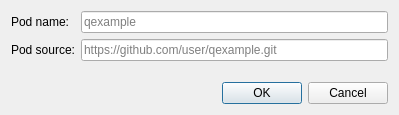
First picture: the form in qt-pods-gui/poddialog.ui, repository qt-pods/qt-pods, before the edit.
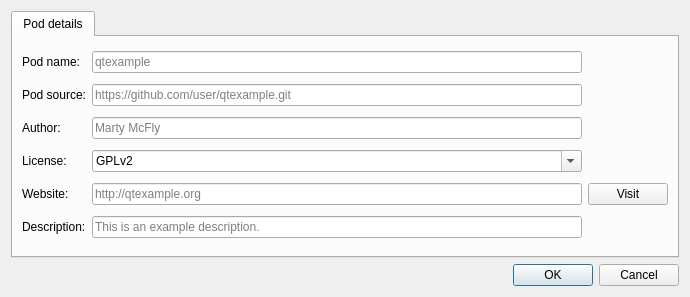
Second picture: the form after the edit. Icons and pictures are not drawn.

Commit message: Extended pod dialog. Open dialog on double click on item.

Diff of the .ui file:
```diff
--- a/qt-pods-gui/poddialog.ui
+++ b/qt-pods-gui/poddialog.ui
@@ -6,14 +6,14 @@
    <rect>
     <x>0</x>
     <y>0</y>
-    <width>399</width>
-    <height>115</height>
+    <width>690</width>
+    <height>297</height>
    </rect>
   </property>
   <property name="maximumSize">
    <size>
     <width>16777215</width>
-    <height>115</height>
+    <height>297</height>
    </size>
   </property>
   <property name="windowTitle">
@@ -25,18 +25,33 @@
   </property>
   <layout class="QVBoxLayout" name="verticalLayout">
    <item>
-    <layout class="QFormLayout" name="formLayout">
-     <item row="0" column="0">
-      <widget class="QLabel" name="label">
-       <property name="text">
-        <string>Pod name:</string>
-       </property>
-      </widget>
-     </item>
-     <item row="0" column="1">
+    <widget class="QTabWidget" name="tabWidgetPod">
+     <property name="currentIndex">
+      <number>0</number>
+     </property>
+     <widget class="QWidget" name="tabPodDetails">
+      <attribute name="title">
+       <string>Pod details</string>
+      </attribute>
+      <layout class="QGridLayout" name="gridLayout">
+       <item row="2" column="2">
+        <widget class="QLineEdit" name="lineEditAuthor">
+         <property name="placeholderText">
+          <string>Marty McFly</string>
+         </property>
+        </widget>
+       </item>
+       <item row="1" column="2">
+        <widget class="QLineEdit" name="lineEditPodUrl">
+         <property name="placeholderText">
+          <string>https://github.com/user/qtexample.git</string>
+         </property>
+        </widget>
+       </item>
+       <item row="0" column="2">
       <widget class="QLineEdit" name="lineEditPodName">
        <property name="placeholderText">
-        <string>qexample</string>
+          <string>qtexample</string>
        </property>
       </widget>
      </item>
@@ -47,14 +62,125 @@
        </property>
       </widget>
      </item>
-     <item row="1" column="1">
-      <widget class="QLineEdit" name="lineEditPodUrl">
+       <item row="0" column="0">
+        <widget class="QLabel" name="label">
+         <property name="text">
+          <string>Pod name:</string>
+         </property>
+        </widget>
+       </item>
+       <item row="4" column="0">
+        <widget class="QLabel" name="label_5">
+         <property name="text">
+          <string>Website:</string>
+         </property>
+        </widget>
+       </item>
+       <item row="5" column="0">
+        <widget class="QLabel" name="label_6">
+         <property name="text">
+          <string>Description:</string>
+         </property>
+        </widget>
+       </item>
+       <item row="3" column="2">
+        <widget class="QComboBox" name="comboBoxLicense">
+         <property name="editable">
+          <bool>true</bool>
+         </property>
+         <property name="currentText">
+          <string>GPLv2</string>
+         </property>
+         <item>
+          <property name="text">
+           <string>GPLv2</string>
+          </property>
+         </item>
+         <item>
+          <property name="text">
+           <string>GPLv3</string>
+          </property>
+         </item>
+         <item>
+          <property name="text">
+           <string>LGPLv2</string>
+          </property>
+         </item>
+         <item>
+          <property name="text">
+           <string>LGPLv2.1</string>
+          </property>
+         </item>
+         <item>
+          <property name="text">
+           <string>LGPLv3</string>
+          </property>
+         </item>
+         <item>
+          <property name="text">
+           <string>AGPLv3</string>
+          </property>
+         </item>
+         <item>
+          <property name="text">
+           <string>BSD</string>
+          </property>
+         </item>
+         <item>
+          <property name="text">
+           <string>BSD-like</string>
+          </property>
+         </item>
+         <item>
+          <property name="text">
+           <string>MIT</string>
+          </property>
+         </item>
+         <item>
+          <property name="text">
+           <string>MIT-like</string>
+          </property>
+         </item>
+        </widget>
+       </item>
+       <item row="2" column="0">
+        <widget class="QLabel" name="label_3">
+         <property name="text">
+          <string>Author:</string>
+         </property>
+        </widget>
+       </item>
+       <item row="4" column="2">
+        <widget class="QLineEdit" name="lineEditWebsite">
        <property name="placeholderText">
-        <string>https://github.com/user/qexample.git</string>
+          <string>http://qtexample.org</string>
+         </property>
+        </widget>
+       </item>
+       <item row="3" column="0">
+        <widget class="QLabel" name="label_4">
+         <property name="text">
+          <string>License:</string>
+         </property>
+        </widget>
+       </item>
+       <item row="5" column="2">
+        <widget class="QLineEdit" name="lineEditDescription">
+         <property name="placeholderText">
+          <string>This is an example description.</string>
+         </property>
+        </widget>
+       </item>
+       <item row="4" column="3">
+        <widget class="QPushButton" name="pushButtonVisit">
+         <property name="text">
+          <string>Visit</string>
        </property>
       </widget>
      </item>
     </layout>
+     </widget>
+    </widget>
    </item>
    <item>
     <layout class="QHBoxLayout" name="horizontalLayout">
```
Lines whose indentation alone changed are shown as unchanged. The commit also changes 4 other files.
